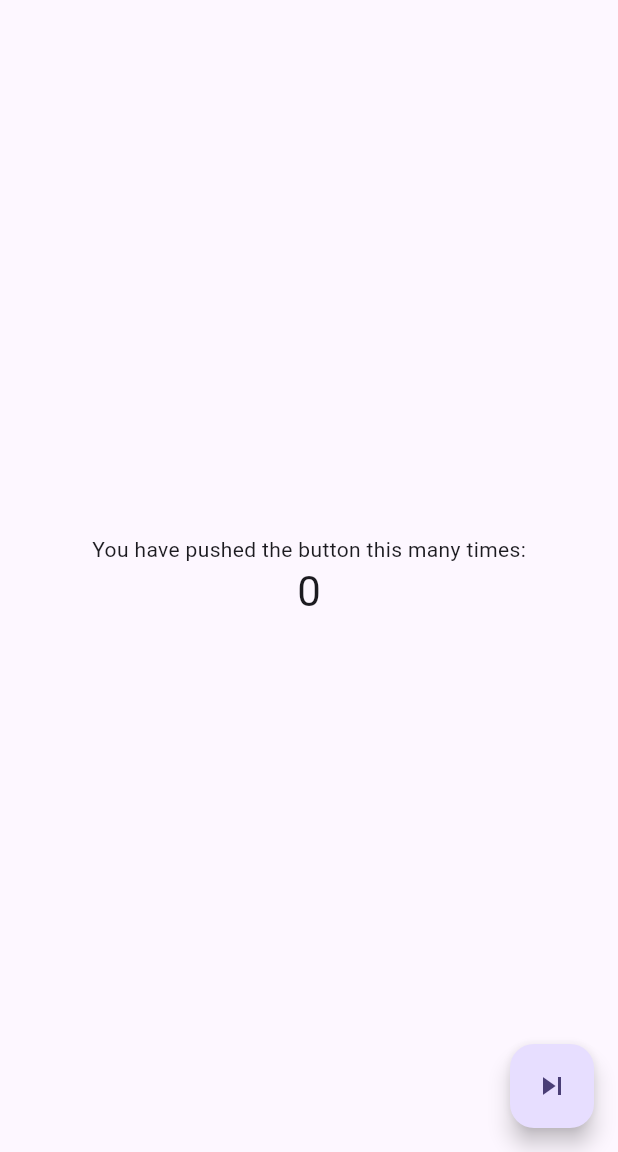
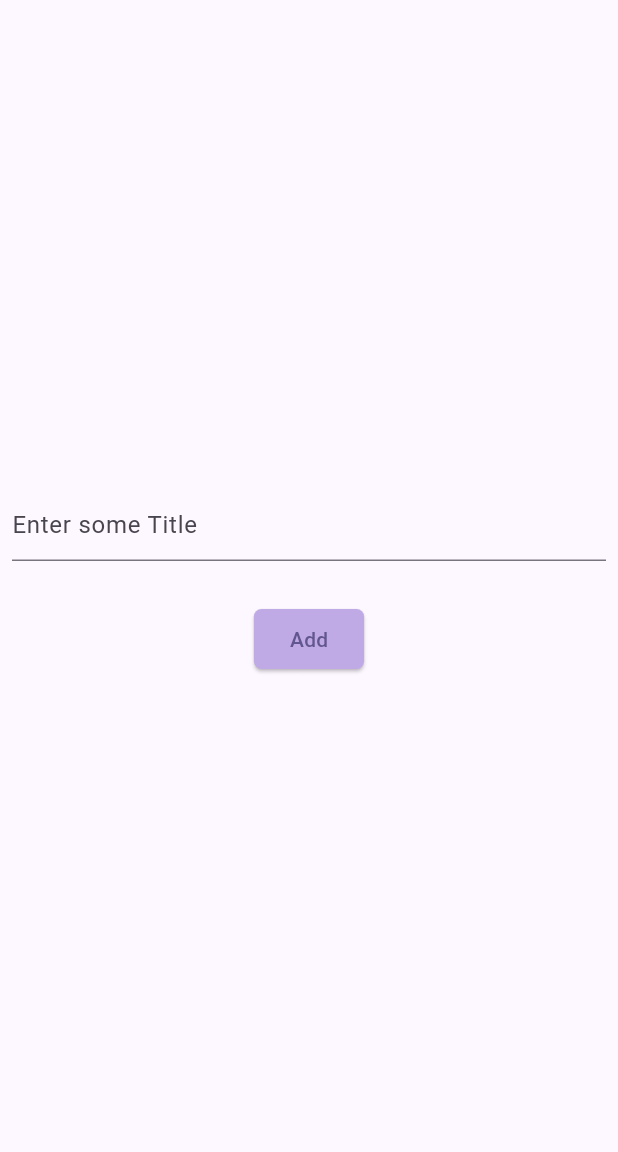
Before and after one commit to flutterboydeep/bloc_tutorial, a Flutter app: the screen it shows after launch, on a phone screen of 412 x 824 dp, the part 84-1236 px from its top. Run offline on Flutter 3.47's test engine with Material 3 defaults, Android fonts, the phone set to English and light mode, and no system bars; our stand-ins replace flutter_bloc.

Commit message:
add title another screeen using cubit

```diff
--- a/analysis_options.yaml
+++ b/analysis_options.yaml
@@ -7,7 +7,7 @@
 
 # The following line activates a set of recommended lints for Flutter apps,
 # packages, and plugins designed to encourage good coding practices.
-include: package:flutter_lints/flutter.yaml
+# include: package:flutter_lints/flutter.yaml
 
 linter:
   # The lint rules applied to this project can be customized in the
--- a/lib/bloc/counter_bloc.dart
+++ /dev/null
@@ -1,13 +0,0 @@
-import 'package:flutter_bloc/flutter_bloc.dart';
-part 'counter_event.dart';
-
-class CounterBloc extends Bloc<CounterEvent, int> {
-  CounterBloc() : super(0) {
-    on<CounterIncrementedEvent>((event, emit) {
-      emit(state + 1);
-    });
-    on<CounterDecrementEvent>((event, emit) {
-      emit(state - 1);
-    });
-  }
-}
--- a/lib/bloc/counter_event.dart
+++ /dev/null
@@ -1,8 +0,0 @@
-// import 'package:flutter_bloc/flutter_bloc.dart';
-part of 'counter_bloc.dart';
-
-sealed class CounterEvent {}
-
-final class CounterIncrementedEvent extends CounterEvent {}
-
-final class CounterDecrementEvent extends CounterEvent {}
--- a/lib/cubit/CounterCubit.dart
+++ /dev/null
@@ -1,13 +0,0 @@
-import 'package:flutter_bloc/flutter_bloc.dart';
-
-class CounterCubit extends Cubit<int> {
-  CounterCubit() : super(0);
-
-  void increment() {
-    emit(state + 1);
-  }
-
-  void decrement() {
-    emit(state - 1);
-  }
-}
--- /dev/null
+++ b/lib/cubit/addTitle_cubit.dart
@@ -0,0 +1,13 @@
+import 'package:flutter_bloc/flutter_bloc.dart';
+import 'package:learn_bloc/cubit/models/addTitle_models.dart';
+
+class AddTitle_cubit extends Cubit<List<AddTitle_maodels>> {
+  AddTitle_cubit() : super([]);
+  void addTitle(String title) {
+    final AddDataTitle =
+        AddTitle_maodels(titles: title, Created_At: DateTime.now().toString());
+    state.add(AddDataTitle);
+    print("The run time type of AddData Title is  ${AddDataTitle.runtimeType}");
+    emit(state);
+  }
+}
--- /dev/null
+++ b/lib/cubit/models/addTitle_models.dart
@@ -0,0 +1,9 @@
+class AddTitle_maodels {
+  final String titles;
+  final String Created_At;
+
+  AddTitle_maodels({
+    required this.titles,
+    required this.Created_At,
+  });
+}
--- a/lib/homepage.dart
+++ b/lib/homepage.dart
@@ -1,12 +1,16 @@
 import 'package:flutter/material.dart';
 import 'package:flutter_bloc/flutter_bloc.dart';
-import 'package:learn_bloc/bloc/counter_bloc.dart';
-import 'package:learn_bloc/cubit/AdderPart.dart';
+import 'package:learn_bloc/cubit/addTitle_cubit.dart';
+import 'package:learn_bloc/showTitle.dart';
+// import 'package:flutter_bloc/flutter_bloc.dart';
+// import 'package:learn_bloc/bloc/counter_bloc.dart';
+// import 'package:learn_bloc/cubit/AdderPart.dart';
 
 class MyHomePage extends StatelessWidget {
-  const MyHomePage({super.key, required this.title});
+  MyHomePage({super.key, required this.title});
 
   final String title;
+  TextEditingController titleCtrl = TextEditingController();
 
   @override
   Widget build(BuildContext context) {
@@ -21,27 +25,37 @@ class MyHomePage extends StatelessWidget {
         child: Column(
           mainAxisAlignment: MainAxisAlignment.center,
           children: <Widget>[
-            const Text(
-              'You have pushed the button this many times:',
+            Padding(
+              padding: const EdgeInsets.all(8.0),
+              child: TextField(
+                decoration: InputDecoration(hintText: 'Enter some Title'),
+                controller: titleCtrl,
+              ),
             ),
-            BlocBuilder<CounterBloc, int>(
-                // bloc: counterBloc,
-                builder: (context, updatedValue) {
-              return Text(
-                '$updatedValue',
-                style: Theme.of(context).textTheme.headlineMedium,
-              );
-            }),
+            SizedBox(
+              height: 20,
+            ),
+            ElevatedButton(
+                style: ButtonStyle(
+                    backgroundColor: MaterialStateProperty.all(
+                        const Color.fromARGB(255, 192, 170, 229)),
+                    shape: MaterialStateProperty.all(RoundedRectangleBorder(
+                        borderRadius: BorderRadius.circular(5)))),
+                onPressed: () {
+                  // context
+                  //     .read<AddTitle_cubit>()
+                  BlocProvider.of<AddTitle_cubit>(context)
+                      .addTitle(titleCtrl.text.trim().toString());
+                  Navigator.push(
+                    context,
+                    MaterialPageRoute(
+                      builder: (context) => showTitle(),
+                    ),
+                  );
+                },
+                child: Text("Add"))
           ],
         ),
-      ),
-      floatingActionButton: FloatingActionButton(
-        onPressed: () {
-          Navigator.push(context,
-              MaterialPageRoute(builder: (context) => const IncLogic()));
-        },
-        tooltip: 'Next',
-        child: const Icon(Icons.skip_next_sharp),
       ),
     );
   }
--- a/lib/main.dart
+++ b/lib/main.dart
@@ -1,7 +1,7 @@
 import 'package:flutter/material.dart';
 import 'package:flutter_bloc/flutter_bloc.dart';
-import 'package:learn_bloc/bloc/counter_bloc.dart';
-import 'package:learn_bloc/cubit/CounterCubit.dart';
+
+import 'package:learn_bloc/cubit/addTitle_cubit.dart';
 import 'package:learn_bloc/homepage.dart';
 
 void main() {
@@ -15,8 +15,7 @@ class MyApp extends StatelessWidget {
   Widget build(BuildContext context) {
     return MultiBlocProvider(
       providers: [
-        BlocProvider(create: (_) => CounterCubit()),
-        BlocProvider(create: (_) => CounterBloc()),
+        BlocProvider(create: (_) => AddTitle_cubit()),
       ],
       child: MaterialApp(
         title: 'Flutter Demo',
@@ -25,7 +24,7 @@ class MyApp extends StatelessWidget {
               seedColor: const Color.fromARGB(255, 97, 6, 255)),
           useMaterial3: true,
         ),
-        home: const MyHomePage(title: 'Flutter Demo Home Page'),
+        home: MyHomePage(title: 'Flutter Demo Home Page'),
       ),
     );
   }
```
Also changed, not shown: lib/cubit/AdderPart.dart (deleted, +0 -39 lines), lib/showTitle.dart (added, +38 -0 lines).
